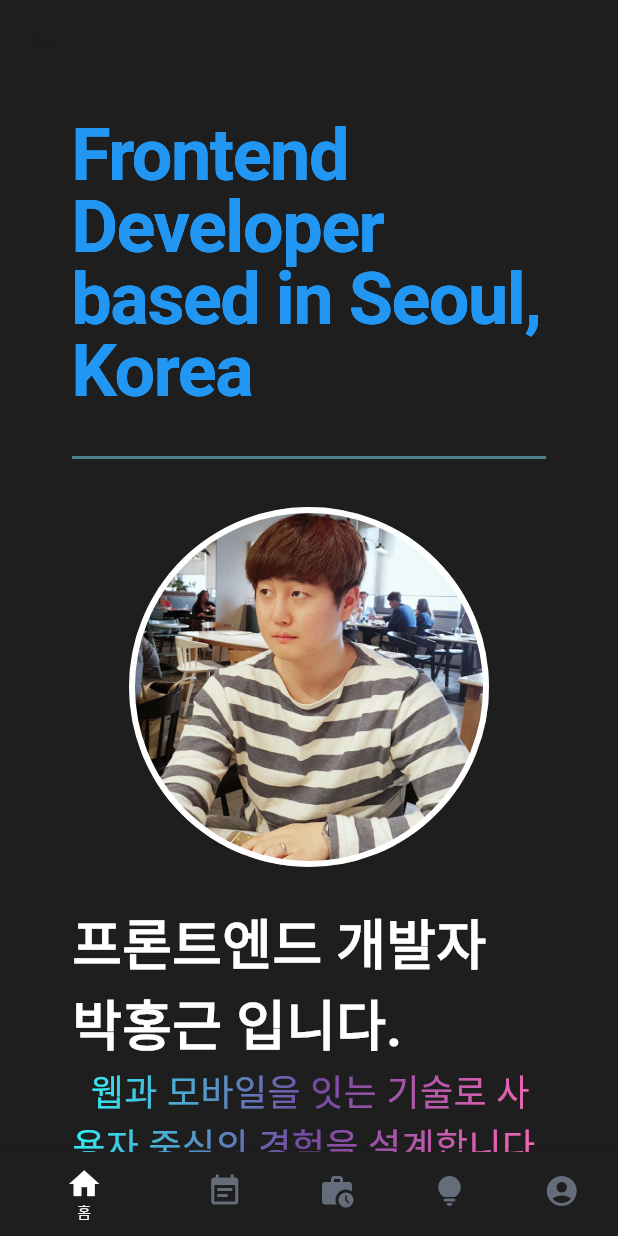
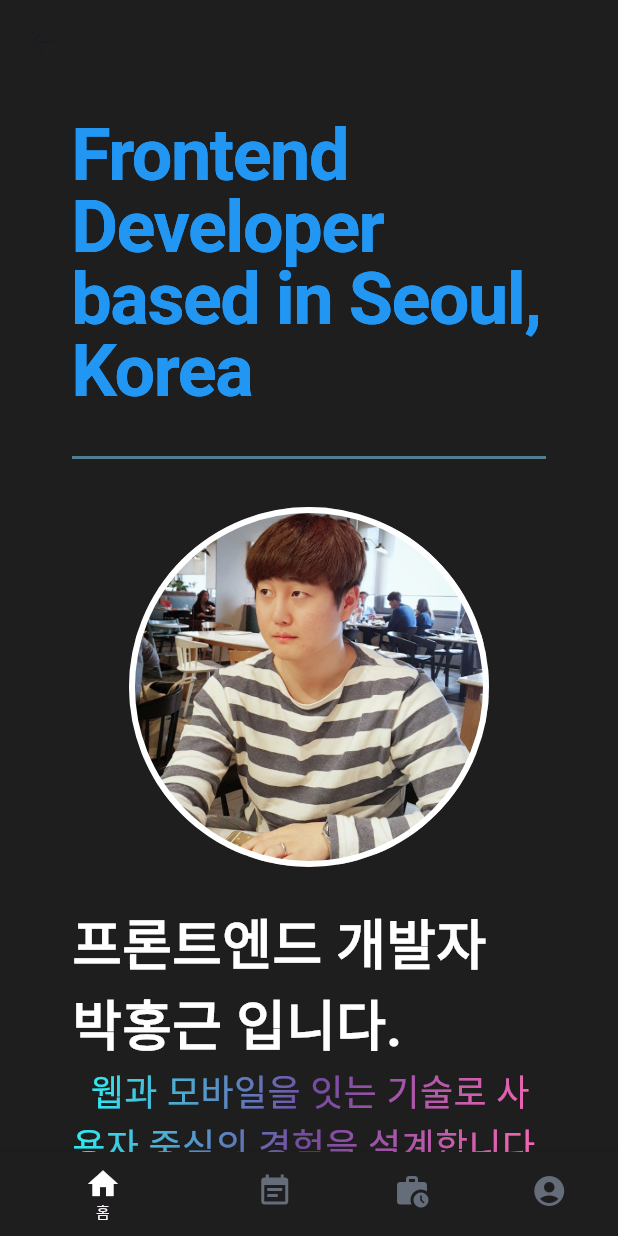
Before and after one commit to HonkenPark/honken_portfolio, a Flutter app: the BaseScreen screen opened directly, on a phone screen of 412 x 824 dp. Run offline on Flutter 3.47's test engine with Material 3 defaults, Android fonts, the phone set to English and light mode, and no system bars; drawn by our look-alikes of flutter_animate; our stand-ins replace fluttertoast, get, responsive_framework.

```diff
--- a/lib/enums.dart
+++ b/lib/enums.dart
@@ -4,8 +4,8 @@ enum ScreenContentType {
   home(0, '홈', Icons.home),
   about(1, '소개', Icons.event_note),
   project(2, '프로젝트', Icons.work_history),
-  skill(3, '기술', Icons.lightbulb_rounded),
-  contact(4, '연락처', Icons.account_circle);
+  // skill(3, '기술', Icons.lightbulb_rounded),
+  contact(3, '연락처', Icons.account_circle);
   // home(0, 'HOME', Icons.home),
   // about(1, 'ABOUT', Icons.event_note),
   // project(2, 'PROJECT', Icons.work_history),
--- a/lib/views/base_screen.dart
+++ b/lib/views/base_screen.dart
@@ -5,6 +5,7 @@ import 'package:honken_portfolio/enums.dart';
 import 'package:honken_portfolio/views/about_screen.dart';
 import 'package:honken_portfolio/views/contact_screen.dart';
 import 'package:honken_portfolio/views/home_screen.dart';
+import 'package:honken_portfolio/views/project_screen.dart';
 import 'package:responsive_framework/responsive_framework.dart';
 
 class BaseScreen extends StatelessWidget {
@@ -34,7 +35,7 @@ class BaseScreen extends StatelessWidget {
                   Tab(text: '홈'),
                   Tab(text: '소개'),
                   Tab(text: '프로젝트'),
-                  Tab(text: '기술'),
+                  // Tab(text: '기술'),
                   Tab(text: '연락처'),
                 ],
               )
@@ -58,9 +59,9 @@ class BaseScreen extends StatelessWidget {
           case ScreenContentType.about:
             return const AboutScreen();
           case ScreenContentType.project:
-            return const Center(child: Text('project page'));
-          case ScreenContentType.skill:
-            return const Center(child: Text('skill page'));
+            return const ProjectScreen();
+          // case ScreenContentType.skill:
+          //   return const Center(child: Text('skill page'));
           case ScreenContentType.contact:
             return const ContactScreen();
         }
```
Also changed, not shown: lib/views/project_screen.dart (added, +52 -0 lines), assets/images/vendor_1.png (added), assets/images/vendor_2.png (added), assets/images/vendor_hmc_lge_avn5.png (added), assets/images/vendor_mz.png (added), assets/images/vendor_saig.png (added), assets/images/vendor_samsung.png (added), assets/images/vendor_sd.png (added), assets/images/vendor_vw.png (added).
